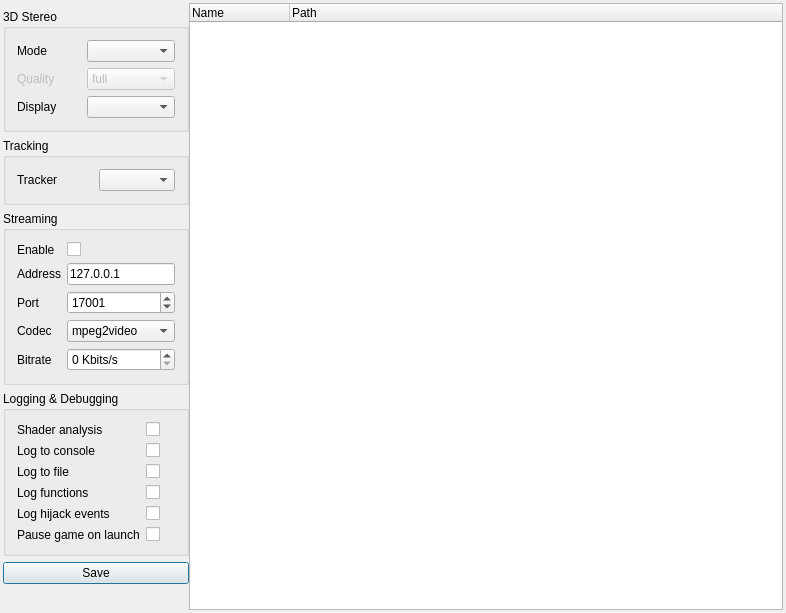
Above: src/GUI/cMainWindow.ui from BluesKutya/Perception before the change. Below: the same form after it.
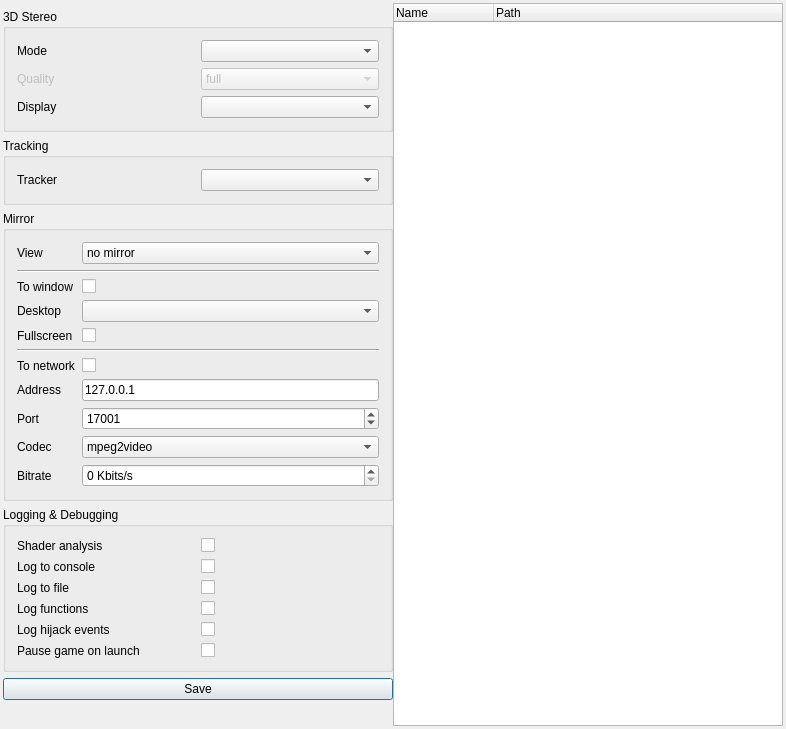
That is the form after the change.

Diff of the .ui file:
```diff
--- a/src/GUI/cMainWindow.ui
+++ b/src/GUI/cMainWindow.ui
@@ -7,14 +7,14 @@
     <x>0</x>
     <y>0</y>
     <width>786</width>
-    <height>513</height>
+    <height>645</height>
    </rect>
   </property>
   <property name="windowTitle">
    <string>Vireio Perception</string>
   </property>
   <widget class="QWidget" name="centralWidget">
-   <layout class="QGridLayout" name="gridLayout" columnstretch="0,1">
+   <layout class="QGridLayout" name="gridLayout" columnstretch="0,0">
     <property name="leftMargin">
      <number>3</number>
     </property>
@@ -30,10 +30,16 @@
     <property name="horizontalSpacing">
      <number>0</number>
     </property>
-    <item row="8" column="0">
-     <widget class="QLabel" name="info">
+    <item row="5" column="0">
+     <widget class="QPushButton" name="saveSettings">
       <property name="text">
-       <string/>
+       <string>Save</string>
+      </property>
+      <property name="autoDefault">
+       <bool>true</bool>
+      </property>
+      <property name="default">
+       <bool>true</bool>
       </property>
      </widget>
     </item>
@@ -50,16 +56,10 @@
       </property>
      </spacer>
     </item>
-    <item row="5" column="0">
-     <widget class="QPushButton" name="saveSettings">
+    <item row="8" column="0">
+     <widget class="QLabel" name="info">
       <property name="text">
-       <string>Save</string>
-      </property>
-      <property name="autoDefault">
-       <bool>true</bool>
-      </property>
-      <property name="default">
-       <bool>true</bool>
+       <string/>
       </property>
      </widget>
     </item>
@@ -92,115 +92,37 @@
       </column>
      </widget>
     </item>
-    <item row="1" column="0">
-     <widget class="QGroupBox" name="groupBox_3">
-      <property name="title">
-       <string>3D Stereo</string>
-      </property>
-      <property name="flat">
-       <bool>true</bool>
-      </property>
-      <layout class="QGridLayout" name="gridLayout_4">
-       <item row="1" column="1">
-        <widget class="QComboBox" name="stereoResolution">
-         <property name="enabled">
-          <bool>false</bool>
-         </property>
-         <item>
-          <property name="text">
-           <string>full</string>
-          </property>
-         </item>
-         <item>
-          <property name="text">
-           <string>half width</string>
-          </property>
-         </item>
-         <item>
-          <property name="text">
-           <string>half height</string>
-          </property>
-         </item>
-        </widget>
-       </item>
-       <item row="1" column="0">
-        <widget class="QLabel" name="label_8">
-         <property name="enabled">
-          <bool>false</bool>
-         </property>
-         <property name="text">
-          <string>Quality</string>
-         </property>
-        </widget>
-       </item>
-       <item row="0" column="0">
-        <widget class="QLabel" name="label">
-         <property name="text">
-          <string>Mode</string>
-         </property>
-        </widget>
-       </item>
-       <item row="0" column="1">
-        <widget class="QComboBox" name="stereoMode"/>
-       </item>
-       <item row="2" column="1">
-        <widget class="QComboBox" name="display"/>
-       </item>
-       <item row="2" column="0">
-        <widget class="QLabel" name="label_15">
-         <property name="text">
-          <string>Display</string>
-         </property>
-        </widget>
-       </item>
-      </layout>
-     </widget>
-    </item>
     <item row="3" column="0">
      <widget class="QGroupBox" name="groupBox">
       <property name="title">
-       <string>Streaming</string>
+       <string>Mirror</string>
       </property>
       <property name="flat">
        <bool>true</bool>
       </property>
       <layout class="QGridLayout" name="gridLayout_2">
-       <item row="2" column="0">
+       <item row="8" column="0">
         <widget class="QLabel" name="label_4">
          <property name="text">
           <string>Port</string>
          </property>
         </widget>
        </item>
-       <item row="3" column="0">
-        <widget class="QLabel" name="label_5">
-         <property name="text">
-          <string>Codec</string>
-         </property>
-        </widget>
-       </item>
-       <item row="4" column="0">
-        <widget class="QLabel" name="label_6">
-         <property name="text">
-          <string>Bitrate</string>
-         </property>
-        </widget>
-       </item>
-       <item row="1" column="1">
-        <widget class="QLineEdit" name="streamingAddress">
-         <property name="text">
-          <string>127.0.0.1</string>
-         </property>
-        </widget>
-       </item>
-       <item row="1" column="0">
+       <item row="7" column="0">
         <widget class="QLabel" name="label_3">
          <property name="text">
           <string>Address</string>
          </property>
         </widget>
        </item>
-       <item row="3" column="1">
+       <item row="7" column="1">
+        <widget class="QLineEdit" name="streamingAddress">
+         <property name="text">
+          <string>127.0.0.1</string>
+         </property>
+        </widget>
+       </item>
+       <item row="9" column="1">
         <widget class="QComboBox" name="streamingCodec">
          <item>
           <property name="text">
@@ -209,7 +131,21 @@
          </item>
         </widget>
        </item>
-       <item row="2" column="1">
+       <item row="10" column="0">
+        <widget class="QLabel" name="label_6">
+         <property name="text">
+          <string>Bitrate</string>
+         </property>
+        </widget>
+       </item>
+       <item row="9" column="0">
+        <widget class="QLabel" name="label_5">
+         <property name="text">
+          <string>Codec</string>
+         </property>
+        </widget>
+       </item>
+       <item row="8" column="1">
         <widget class="QSpinBox" name="streamingPort">
          <property name="minimum">
           <number>1</number>
@@ -222,7 +158,21 @@
          </property>
         </widget>
        </item>
-       <item row="4" column="1">
+       <item row="6" column="1">
+        <widget class="QCheckBox" name="streamingEnable">
+         <property name="text">
+          <string/>
+         </property>
+        </widget>
+       </item>
+       <item row="6" column="0">
+        <widget class="QLabel" name="label_7">
+         <property name="text">
+          <string>To network</string>
+         </property>
+        </widget>
+       </item>
+       <item row="10" column="1">
         <widget class="QSpinBox" name="streamingBitrate">
          <property name="suffix">
           <string> Kbits/s</string>
@@ -232,17 +182,150 @@
          </property>
         </widget>
        </item>
+       <item row="2" column="0">
+        <widget class="QLabel" name="label_20">
+         <property name="text">
+          <string>To window</string>
+         </property>
+        </widget>
+       </item>
+       <item row="3" column="0">
+        <widget class="QLabel" name="label_17">
+         <property name="text">
+          <string>Desktop</string>
+         </property>
+        </widget>
+       </item>
+       <item row="2" column="1">
+        <widget class="QCheckBox" name="mirrorWindowEnable">
+         <property name="text">
+          <string/>
+         </property>
+        </widget>
+       </item>
+       <item row="1" column="0" colspan="2">
+        <widget class="Line" name="line">
+         <property name="orientation">
+          <enum>Qt::Horizontal</enum>
+         </property>
+        </widget>
+       </item>
+       <item row="3" column="1">
+        <widget class="QComboBox" name="mirrorWindowDesktop"/>
+       </item>
+       <item row="5" column="0" colspan="2">
+        <widget class="Line" name="line_2">
+         <property name="orientation">
+          <enum>Qt::Horizontal</enum>
+         </property>
+        </widget>
+       </item>
        <item row="0" column="1">
-        <widget class="QCheckBox" name="streamingEnable">
+        <widget class="QComboBox" name="mirrorMode">
+         <item>
+          <property name="text">
+           <string>no mirror</string>
+          </property>
+         </item>
+         <item>
+          <property name="text">
+           <string>left eye</string>
+          </property>
+         </item>
+         <item>
+          <property name="text">
+           <string>right eye</string>
+          </property>
+         </item>
+         <item>
+          <property name="text">
+           <string>stereo</string>
+          </property>
+         </item>
+        </widget>
+       </item>
+       <item row="0" column="0">
+        <widget class="QLabel" name="label_18">
          <property name="text">
+          <string>View</string>
+         </property>
+        </widget>
+       </item>
+       <item row="4" column="0">
+        <widget class="QLabel" name="label_21">
+         <property name="text">
+          <string>Fullscreen</string>
+         </property>
+        </widget>
+       </item>
+       <item row="4" column="1">
+        <widget class="QCheckBox" name="mirrorWindowFullscreen">
+         <property name="text">
           <string/>
          </property>
         </widget>
        </item>
+      </layout>
+     </widget>
+    </item>
+    <item row="1" column="0">
+     <widget class="QGroupBox" name="groupBox_3">
+      <property name="title">
+       <string>3D Stereo</string>
+      </property>
+      <property name="flat">
+       <bool>true</bool>
+      </property>
+      <layout class="QGridLayout" name="gridLayout_4">
+       <item row="1" column="1">
+        <widget class="QComboBox" name="stereoResolution">
+         <property name="enabled">
+          <bool>false</bool>
+         </property>
+         <item>
+          <property name="text">
+           <string>full</string>
+          </property>
+         </item>
+         <item>
+          <property name="text">
+           <string>half width</string>
+          </property>
+         </item>
+         <item>
+          <property name="text">
+           <string>half height</string>
+          </property>
+         </item>
+        </widget>
+       </item>
+       <item row="1" column="0">
+        <widget class="QLabel" name="label_8">
+         <property name="enabled">
+          <bool>false</bool>
+         </property>
+         <property name="text">
+          <string>Quality</string>
+         </property>
+        </widget>
+       </item>
        <item row="0" column="0">
-        <widget class="QLabel" name="label_7">
+        <widget class="QLabel" name="label">
          <property name="text">
-          <string>Enable</string>
+          <string>Mode</string>
+         </property>
+        </widget>
+       </item>
+       <item row="0" column="1">
+        <widget class="QComboBox" name="stereoMode"/>
+       </item>
+       <item row="2" column="1">
+        <widget class="QComboBox" name="display"/>
+       </item>
+       <item row="2" column="0">
+        <widget class="QLabel" name="label_15">
+         <property name="text">
+          <string>Display</string>
          </property>
         </widget>
        </item>
```
